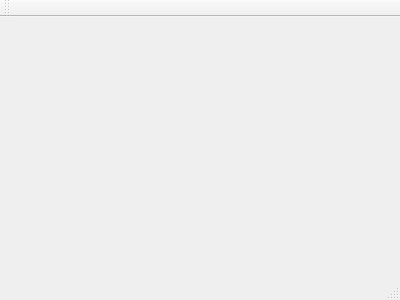
First picture: the form in CrudeMini/GUI/MainWindow.ui, repository NyproTheGeek/Managed-Files, before the edit.
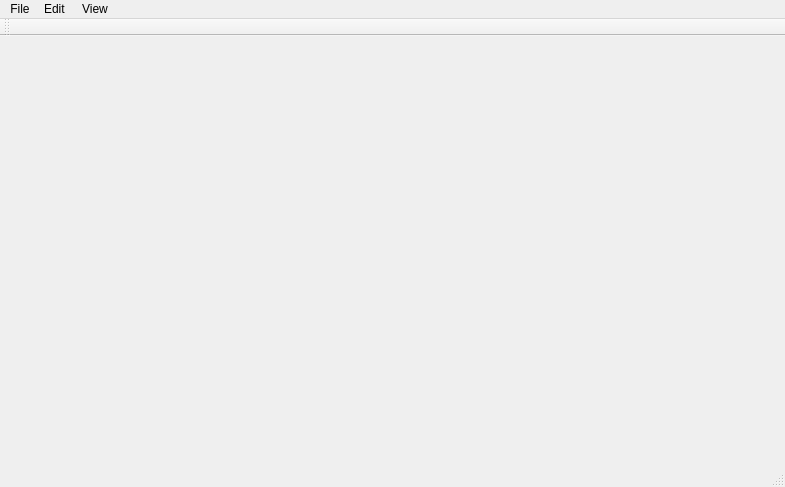
Second picture: the form after the edit.

```diff
--- a/CrudeMini/GUI/MainWindow.ui
+++ b/CrudeMini/GUI/MainWindow.ui
@@ -1,24 +1,75 @@
 <ui version="4.0">
  <class>MainWindow</class>
- <widget class="QMainWindow" name="MainWindow" >
-  <property name="geometry" >
+ <widget class="QMainWindow" name="MainWindow">
+  <property name="geometry">
    <rect>
     <x>0</x>
     <y>0</y>
-    <width>400</width>
-    <height>300</height>
+    <width>785</width>
+    <height>487</height>
    </rect>
   </property>
   <property name="windowTitle" >
    <string>MainWindow</string>
   </property>
-  <widget class="QMenuBar" name="menuBar" />
-  <widget class="QToolBar" name="mainToolBar" />
-  <widget class="QWidget" name="centralWidget" />
-  <widget class="QStatusBar" name="statusBar" />
+  <widget class="QWidget" name="centralWidget"/>
+  <widget class="QMenuBar" name="menuBar">
+   <property name="geometry">
+    <rect>
+     <x>0</x>
+     <y>0</y>
+     <width>785</width>
+     <height>20</height>
+    </rect>
+   </property>
+   <widget class="QMenu" name="menuFile">
+    <property name="title">
+     <string>File</string>
+    </property>
+    <addaction name="actionSave_Project"/>
+    <addaction name="actionOpe_Project"/>
+    <addaction name="actionOpen_Project"/>
+   </widget>
+   <widget class="QMenu" name="menuEdit">
+    <property name="title">
+     <string>Edit </string>
+    </property>
+   </widget>
+   <widget class="QMenu" name="menuView">
+    <property name="title">
+     <string>View</string>
+    </property>
+   </widget>
+   <addaction name="menuFile"/>
+   <addaction name="menuEdit"/>
+   <addaction name="menuView"/>
+  </widget>
+  <widget class="QToolBar" name="mainToolBar">
+   <attribute name="toolBarArea">
+    <enum>TopToolBarArea</enum>
+   </attribute>
+   <attribute name="toolBarBreak">
+    <bool>false</bool>
+   </attribute>
+  </widget>
+  <widget class="QStatusBar" name="statusBar"/>
+  <action name="actionSave_Project">
+   <property name="text">
+    <string>New Project</string>
+   </property>
+  </action>
+  <action name="actionOpe_Project">
+   <property name="text">
+    <string>Recent Projects</string>
+   </property>
+  </action>
+  <action name="actionOpen_Project">
+   <property name="text">
+    <string>Open Project</string>
+   </property>
+  </action>
  </widget>
- <layoutDefault spacing="6" margin="11" />
- <pixmapfunction></pixmapfunction>
+ <layoutdefault spacing="6" margin="11"/>
  <resources/>
  <connections/>
 </ui>
```
Left out of the diff: 3 changed lines with no effect on the pictures.
